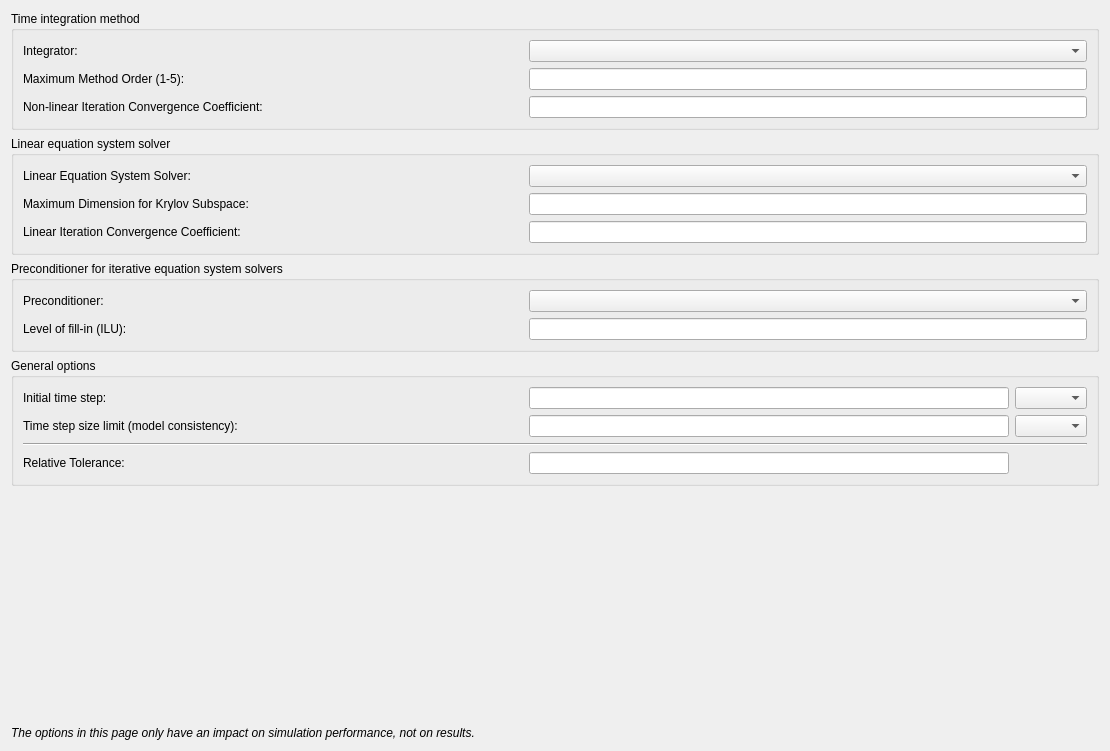
The window that SIM-VICUS/src/SVSimulationPerformanceOptions.ui (ghorwin/SIM-VICUS) describes before a commit, drawn with Qt 5.
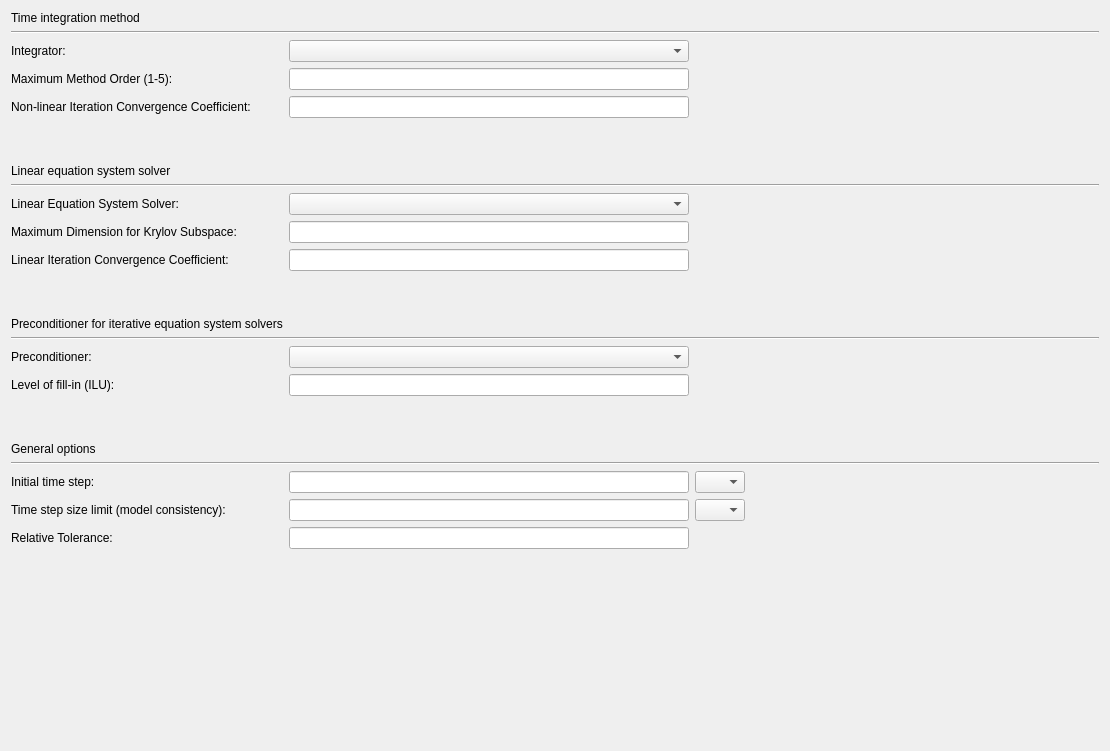
The same window after the commit. Custom widgets are drawn as their Qt base class.

The edit to the form file:
```diff
--- a/SIM-VICUS/src/SVSimulationPerformanceOptions.ui
+++ b/SIM-VICUS/src/SVSimulationPerformanceOptions.ui
@@ -13,104 +13,168 @@
   <property name="windowTitle">
    <string>Form</string>
   </property>
-  <layout class="QVBoxLayout" name="verticalLayout">
-   <item>
-    <widget class="QGroupBox" name="groupBox">
-     <property name="title">
+  <layout class="QGridLayout" name="gridLayout">
+   <item row="22" column="1">
+    <widget class="QtExt::ParameterEdit" name="lineEditMinDT">
+     <property name="maximumSize">
+      <size>
+       <width>400</width>
+       <height>16777215</height>
+      </size>
+     </property>
+    </widget>
+   </item>
+   <item row="5" column="1">
+    <widget class="QtExt::ValidatingLineEdit" name="lineEditNonLin">
+     <property name="minimumSize">
+      <size>
+       <width>0</width>
+       <height>0</height>
+      </size>
+     </property>
+     <property name="maximumSize">
+      <size>
+       <width>400</width>
+       <height>16777215</height>
+      </size>
+     </property>
+    </widget>
+   </item>
+   <item row="23" column="0">
+    <widget class="QLabel" name="labelRelTol">
+     <property name="text">
+      <string>Relative Tolerance:</string>
+     </property>
+    </widget>
+   </item>
+   <item row="7" column="0">
+    <widget class="QLabel" name="label_2">
+     <property name="text">
+      <string>Linear equation system solver</string>
+     </property>
+    </widget>
+   </item>
+   <item row="21" column="0">
+    <widget class="QLabel" name="labelInitialDT">
+     <property name="maximumSize">
+      <size>
+       <width>500</width>
+       <height>16777215</height>
+      </size>
+     </property>
+     <property name="text">
+      <string>Initial time step:</string>
+     </property>
+    </widget>
+   </item>
+   <item row="0" column="0">
+    <widget class="QLabel" name="label">
+     <property name="text">
       <string>Time integration method</string>
      </property>
-     <layout class="QGridLayout" name="gridLayout" columnstretch="1,0">
-      <item row="0" column="0">
-       <widget class="QLabel" name="labelIntegrator">
+    </widget>
+   </item>
+   <item row="18" column="0">
+    <widget class="QLabel" name="label_4">
+     <property name="text">
+      <string>General options</string>
+     </property>
+    </widget>
+   </item>
+   <item row="22" column="2">
+    <widget class="QComboBox" name="comboBoxMinDT">
         <property name="maximumSize">
          <size>
-          <width>500</width>
+       <width>50</width>
           <height>16777215</height>
          </size>
         </property>
-        <property name="text">
-         <string>Integrator:</string>
-        </property>
-       </widget>
-      </item>
-      <item row="0" column="1">
-       <widget class="QComboBox" name="comboBoxIntegrator"/>
-      </item>
-      <item row="1" column="0">
+    </widget>
+   </item>
+   <item row="4" column="0">
        <widget class="QLabel" name="labelMaxOrder">
         <property name="text">
          <string>Maximum Method Order (1-5):</string>
         </property>
        </widget>
       </item>
-      <item row="1" column="1">
-       <widget class="QtExt::ValidatingLineEdit" name="lineEditMaxOrder"/>
-      </item>
-      <item row="2" column="0">
+   <item row="23" column="1">
+    <widget class="QtExt::ParameterEdit" name="lineEditRelTol">
+     <property name="maximumSize">
+      <size>
+       <width>400</width>
+       <height>16777215</height>
+      </size>
+     </property>
+    </widget>
+   </item>
+   <item row="2" column="1">
+    <widget class="QComboBox" name="comboBoxIntegrator">
+     <property name="minimumSize">
+      <size>
+       <width>0</width>
+       <height>0</height>
+      </size>
+     </property>
+     <property name="maximumSize">
+      <size>
+       <width>400</width>
+       <height>16777215</height>
+      </size>
+     </property>
+    </widget>
+   </item>
+   <item row="10" column="1">
+    <widget class="QtExt::ValidatingLineEdit" name="lineEditMaxKry">
+     <property name="maximumSize">
+      <size>
+       <width>400</width>
+       <height>16777215</height>
+      </size>
+     </property>
+    </widget>
+   </item>
+   <item row="16" column="0">
+    <widget class="QLabel" name="labelPreILU">
+     <property name="text">
+      <string>Level of fill-in (ILU):</string>
+     </property>
+    </widget>
+   </item>
+   <item row="6" column="0">
+    <spacer name="verticalSpacer_2">
+     <property name="orientation">
+      <enum>Qt::Vertical</enum>
+     </property>
+     <property name="sizeType">
+      <enum>QSizePolicy::Maximum</enum>
+     </property>
+     <property name="sizeHint" stdset="0">
+      <size>
+       <width>20</width>
+       <height>40</height>
+      </size>
+     </property>
+    </spacer>
+   </item>
+   <item row="5" column="0">
        <widget class="QLabel" name="labelNonLin">
         <property name="text">
          <string>Non-linear Iteration Convergence Coefficient:</string>
         </property>
        </widget>
       </item>
-      <item row="2" column="1">
-       <widget class="QtExt::ValidatingLineEdit" name="lineEditNonLin"/>
-      </item>
-     </layout>
-    </widget>
-   </item>
-   <item>
-    <widget class="QGroupBox" name="groupBox_2">
-     <property name="title">
-      <string>Linear equation system solver</string>
-     </property>
-     <layout class="QGridLayout" name="gridLayout_2" columnstretch="1,0">
-      <item row="0" column="0">
-       <widget class="QLabel" name="labelLesSolver">
+   <item row="15" column="1">
+    <widget class="QComboBox" name="comboBoxPreCond">
         <property name="maximumSize">
          <size>
-          <width>500</width>
+       <width>400</width>
           <height>16777215</height>
          </size>
         </property>
-        <property name="text">
-         <string>Linear Equation System Solver:</string>
-        </property>
-       </widget>
-      </item>
-      <item row="0" column="1">
-       <widget class="QComboBox" name="comboBoxLesSolver"/>
-      </item>
-      <item row="1" column="0">
-       <widget class="QLabel" name="labelMaxKry">
-        <property name="text">
-         <string>Maximum Dimension for Krylov Subspace:</string>
-        </property>
-       </widget>
-      </item>
-      <item row="1" column="1">
-       <widget class="QtExt::ValidatingLineEdit" name="lineEditMaxKry"/>
-      </item>
-      <item row="2" column="0">
-       <widget class="QLabel" name="labelIterative">
-        <property name="text">
-         <string>Linear Iteration Convergence Coefficient:</string>
-        </property>
-       </widget>
-      </item>
-      <item row="2" column="1">
-       <widget class="QtExt::ValidatingLineEdit" name="lineEditIterative"/>
-      </item>
-     </layout>
-    </widget>
-   </item>
-   <item>
-    <widget class="QGroupBox" name="groupBox_3">
-     <property name="title">
-      <string>Preconditioner for iterative equation system solvers</string>
-     </property>
-     <layout class="QGridLayout" name="gridLayout_3" columnstretch="1,0">
-      <item row="0" column="0">
+    </widget>
+   </item>
+   <item row="15" column="0">
        <widget class="QLabel" name="labelPreCond">
         <property name="maximumSize">
          <size>
@@ -123,81 +187,106 @@
         </property>
        </widget>
       </item>
-      <item row="0" column="1">
-       <widget class="QComboBox" name="comboBoxPreCond"/>
-      </item>
-      <item row="1" column="0">
-       <widget class="QLabel" name="labelPreILU">
-        <property name="text">
-         <string>Level of fill-in (ILU):</string>
+   <item row="16" column="1">
+    <widget class="QtExt::ValidatingLineEdit" name="lineEditPreILU">
+     <property name="maximumSize">
+      <size>
+       <width>400</width>
+       <height>16777215</height>
+      </size>
         </property>
        </widget>
       </item>
-      <item row="1" column="1">
-       <widget class="QtExt::ValidatingLineEdit" name="lineEditPreILU"/>
-      </item>
-     </layout>
-    </widget>
-   </item>
-   <item>
-    <widget class="QGroupBox" name="groupBox_4">
-     <property name="title">
-      <string>General options</string>
-     </property>
-     <layout class="QGridLayout" name="gridLayout_4" columnstretch="1,0,0">
-      <item row="0" column="0">
-       <widget class="QLabel" name="labelInitialDT">
+   <item row="9" column="1">
+    <widget class="QComboBox" name="comboBoxLesSolver">
         <property name="maximumSize">
          <size>
-          <width>500</width>
+       <width>400</width>
           <height>16777215</height>
          </size>
         </property>
+    </widget>
+   </item>
+   <item row="13" column="0">
+    <widget class="QLabel" name="label_3">
         <property name="text">
-         <string>Initial time step:</string>
+      <string>Preconditioner for iterative equation system solvers</string>
         </property>
        </widget>
       </item>
-      <item row="0" column="1">
-       <widget class="QtExt::ParameterEdit" name="lineEditInitialDT"/>
-      </item>
-      <item row="0" column="2">
-       <widget class="QComboBox" name="comboBoxInitialDT"/>
-      </item>
-      <item row="1" column="0">
+   <item row="1" column="0" colspan="9">
+    <widget class="Line" name="line_2">
+     <property name="orientation">
+      <enum>Qt::Horizontal</enum>
+     </property>
+    </widget>
+   </item>
+   <item row="17" column="0">
+    <spacer name="verticalSpacer_4">
+     <property name="orientation">
+      <enum>Qt::Vertical</enum>
+     </property>
+     <property name="sizeType">
+      <enum>QSizePolicy::Maximum</enum>
+     </property>
+     <property name="sizeHint" stdset="0">
+      <size>
+       <width>20</width>
+       <height>40</height>
+      </size>
+     </property>
+    </spacer>
+   </item>
+   <item row="22" column="0">
        <widget class="QLabel" name="labelMinDT">
         <property name="text">
          <string>Time step size limit (model consistency):</string>
         </property>
        </widget>
       </item>
-      <item row="1" column="1">
-       <widget class="QtExt::ParameterEdit" name="lineEditMinDT"/>
-      </item>
-      <item row="1" column="2">
-       <widget class="QComboBox" name="comboBoxMinDT"/>
-      </item>
-      <item row="2" column="0" colspan="3">
-       <widget class="Line" name="line">
-        <property name="orientation">
-         <enum>Qt::Horizontal</enum>
-        </property>
-       </widget>
-      </item>
-      <item row="3" column="0">
-       <widget class="QLabel" name="labelRelTol">
+   <item row="9" column="0">
+    <widget class="QLabel" name="labelLesSolver">
+     <property name="maximumSize">
+      <size>
+       <width>500</width>
+       <height>16777215</height>
+      </size>
+     </property>
+     <property name="text">
+      <string>Linear Equation System Solver:</string>
+     </property>
+    </widget>
+   </item>
+   <item row="4" column="1">
+    <widget class="QtExt::ValidatingLineEdit" name="lineEditMaxOrder">
+     <property name="minimumSize">
+      <size>
+       <width>0</width>
+       <height>0</height>
+      </size>
+     </property>
+     <property name="maximumSize">
+      <size>
+       <width>400</width>
+       <height>16777215</height>
+      </size>
+     </property>
+    </widget>
+   </item>
+   <item row="2" column="0">
+    <widget class="QLabel" name="labelIntegrator">
+     <property name="maximumSize">
+      <size>
+       <width>500</width>
+       <height>16777215</height>
+      </size>
+     </property>
         <property name="text">
-         <string>Relative Tolerance:</string>
+      <string>Integrator:</string>
         </property>
        </widget>
       </item>
-      <item row="3" column="1">
-       <widget class="QtExt::ParameterEdit" name="lineEditRelTol"/>
-      </item>
-     </layout>
-    </widget>
-   </item>
-   <item>
+   <item row="24" column="0">
     <spacer name="verticalSpacer">
      <property name="orientation">
       <enum>Qt::Vertical</enum>
@@ -210,13 +299,90 @@
      </property>
     </spacer>
    </item>
-   <item>
-    <widget class="QLabel" name="label">
+   <item row="14" column="0" colspan="9">
+    <widget class="Line" name="line_4">
+     <property name="sizePolicy">
+      <sizepolicy hsizetype="Expanding" vsizetype="Fixed">
+       <horstretch>0</horstretch>
+       <verstretch>0</verstretch>
+      </sizepolicy>
+     </property>
+     <property name="orientation">
+      <enum>Qt::Horizontal</enum>
+     </property>
+    </widget>
+   </item>
+   <item row="21" column="2">
+    <widget class="QComboBox" name="comboBoxInitialDT">
+     <property name="maximumSize">
+      <size>
+       <width>50</width>
+       <height>16777215</height>
+      </size>
+     </property>
+    </widget>
+   </item>
+   <item row="11" column="1">
+    <widget class="QtExt::ValidatingLineEdit" name="lineEditIterative">
+     <property name="maximumSize">
+      <size>
+       <width>400</width>
+       <height>16777215</height>
+      </size>
+     </property>
+    </widget>
+   </item>
+   <item row="21" column="1">
+    <widget class="QtExt::ParameterEdit" name="lineEditInitialDT">
+     <property name="maximumSize">
+      <size>
+       <width>400</width>
+       <height>16777215</height>
+      </size>
+     </property>
+    </widget>
+   </item>
+   <item row="8" column="0" colspan="9">
+    <widget class="Line" name="line_6">
+     <property name="orientation">
+      <enum>Qt::Horizontal</enum>
+     </property>
+    </widget>
+   </item>
+   <item row="12" column="0">
+    <spacer name="verticalSpacer_3">
+     <property name="orientation">
+      <enum>Qt::Vertical</enum>
+     </property>
+     <property name="sizeType">
+      <enum>QSizePolicy::Maximum</enum>
+     </property>
+     <property name="sizeHint" stdset="0">
+      <size>
+       <width>20</width>
+       <height>40</height>
+      </size>
+     </property>
+    </spacer>
+   </item>
+   <item row="11" column="0">
+    <widget class="QLabel" name="labelIterative">
      <property name="text">
-      <string>&lt;html&gt;&lt;head/&gt;&lt;body&gt;&lt;p&gt;&lt;span style=&quot; font-style:italic;&quot;&gt;The options in this page only have an impact on simulation performance, not on results.&lt;/span&gt;&lt;/p&gt;&lt;/body&gt;&lt;/html&gt;</string>
+      <string>Linear Iteration Convergence Coefficient:</string>
      </property>
-     <property name="wordWrap">
-      <bool>true</bool>
+    </widget>
+   </item>
+   <item row="10" column="0">
+    <widget class="QLabel" name="labelMaxKry">
+     <property name="text">
+      <string>Maximum Dimension for Krylov Subspace:</string>
+     </property>
+    </widget>
+   </item>
+   <item row="19" column="0" rowspan="2" colspan="9">
+    <widget class="Line" name="line_5">
+     <property name="orientation">
+      <enum>Qt::Horizontal</enum>
      </property>
     </widget>
    </item>
```
Left out of the diff: 14 changed lines with no effect on the pictures. Lines whose indentation alone changed are shown as unchanged.
